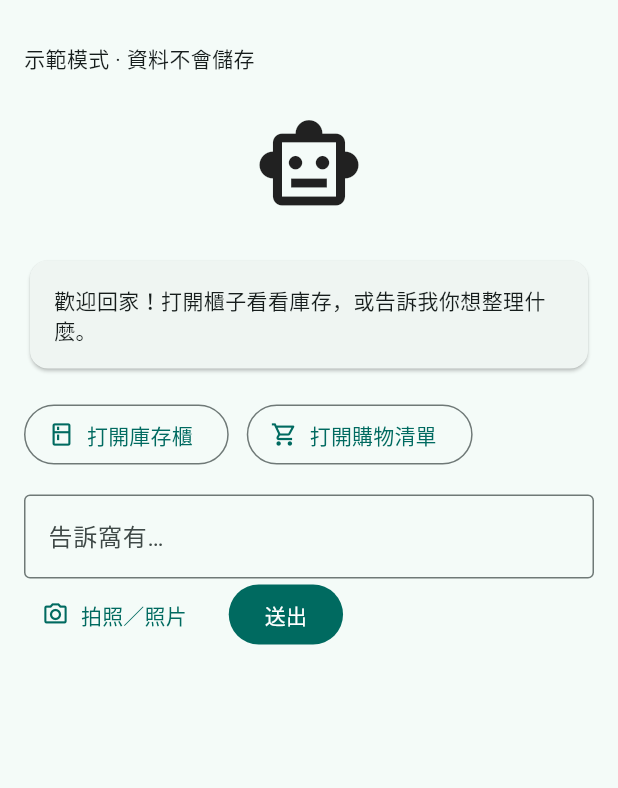
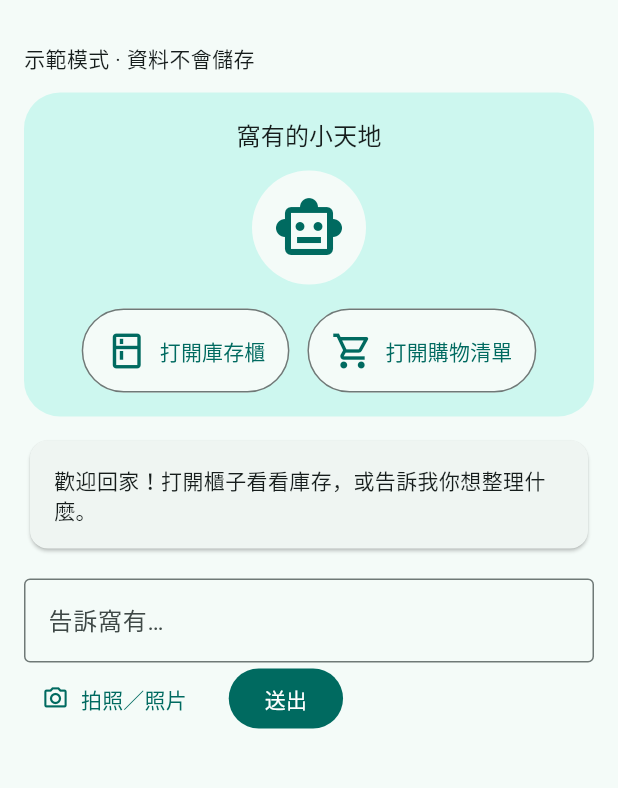
Before and after one commit to Cailum01/nestock_stg, a Flutter app: the screen it shows after launch, on a phone screen of 412 x 824 dp, the part 65-853 px from its top. Run offline on Flutter 3.47's test engine with Material 3 defaults, Android fonts, the phone set to English and light mode, and no system bars.

Commit message:
feat(c2): add responsive agent home scene

```diff
--- a/frontend/lib/features/agent/presentation/agent_home.dart
+++ b/frontend/lib/features/agent/presentation/agent_home.dart
@@ -8,6 +8,7 @@ import '../domain/agent_view_data.dart';
 import 'agent_result_card.dart';
 import 'approval_card.dart';
 import 'agent_state.dart';
+import 'home_scene.dart';
 import '../../photo/photo_client.dart';
 
 class AgentHome extends StatefulWidget {
@@ -97,36 +98,17 @@ class _AgentHomeState extends State<AgentHome> {
           padding: const EdgeInsets.all(16),
           children: [
             const Text('示範模式 · 資料不會儲存'),
-            const Padding(
-              padding: EdgeInsets.all(24),
-              child: Icon(
-                Icons.smart_toy_outlined,
-                size: 72,
-                semanticLabel: '窩有小幫手',
-              ),
+            const SizedBox(height: 12),
+            HomeScene(
+              onInventory: () => widget.openInventory(context),
+              onShopping: () => widget.openShopping(context),
             ),
+            const SizedBox(height: 12),
             Card(
               child: Padding(
                 padding: const EdgeInsets.all(16),
                 child: Text(_reply?.message ?? '歡迎回家！打開櫃子看看庫存，或告訴我你想整理什麼。'),
               ),
-            ),
-            const SizedBox(height: 16),
-            Wrap(
-              spacing: 12,
-              runSpacing: 8,
-              children: [
-                OutlinedButton.icon(
-                  onPressed: () => widget.openInventory(context),
-                  icon: const Icon(Icons.kitchen_outlined),
-                  label: const Text('打開庫存櫃'),
-                ),
-                OutlinedButton.icon(
-                  onPressed: () => widget.openShopping(context),
-                  icon: const Icon(Icons.shopping_cart_outlined),
-                  label: const Text('打開購物清單'),
-                ),
-              ],
             ),
             const SizedBox(height: 16),
             TextField(
--- /dev/null
+++ b/frontend/lib/features/agent/presentation/home_scene.dart
@@ -0,0 +1,79 @@
+import 'package:flutter/material.dart';
+
+/// Replaceable scene artwork; each visual object owns its own hit target.
+class HomeScene extends StatelessWidget {
+  const HomeScene({
+    super.key,
+    required this.onInventory,
+    required this.onShopping,
+  });
+  final VoidCallback onInventory;
+  final VoidCallback onShopping;
+
+  @override
+  Widget build(BuildContext context) {
+    final colors = Theme.of(context).colorScheme;
+    return Container(
+      padding: const EdgeInsets.all(16),
+      decoration: BoxDecoration(
+        color: colors.primaryContainer.withValues(alpha: .45),
+        borderRadius: BorderRadius.circular(24),
+      ),
+      child: Column(
+        children: [
+          Text('窩有的小天地', style: Theme.of(context).textTheme.titleMedium),
+          const SizedBox(height: 12),
+          CircleAvatar(
+            radius: 38,
+            backgroundColor: colors.surface,
+            child: Icon(
+              Icons.smart_toy_outlined,
+              size: 48,
+              color: colors.primary,
+              semanticLabel: '窩有小幫手',
+            ),
+          ),
+          const SizedBox(height: 16),
+          Wrap(
+            alignment: WrapAlignment.center,
+            spacing: 12,
+            runSpacing: 8,
+            children: [
+              _SceneObject(
+                icon: Icons.kitchen_outlined,
+                label: '打開庫存櫃',
+                onTap: onInventory,
+              ),
+              _SceneObject(
+                icon: Icons.shopping_cart_outlined,
+                label: '打開購物清單',
+                onTap: onShopping,
+              ),
+            ],
+          ),
+        ],
+      ),
+    );
+  }
+}
+
+class _SceneObject extends StatelessWidget {
+  const _SceneObject({
+    required this.icon,
+    required this.label,
+    required this.onTap,
+  });
+  final IconData icon;
+  final String label;
+  final VoidCallback onTap;
+  @override
+  Widget build(BuildContext context) => OutlinedButton.icon(
+    onPressed: onTap,
+    icon: Icon(icon, size: 28),
+    label: Text(label),
+    style: OutlinedButton.styleFrom(
+      backgroundColor: Theme.of(context).colorScheme.surface,
+      padding: const EdgeInsets.symmetric(horizontal: 16, vertical: 14),
+    ),
+  );
+}
```
Also changed, not shown: frontend/lib/features/agent/presentation/agent_result_card.dart (+8 -1 lines), 1 other file.
